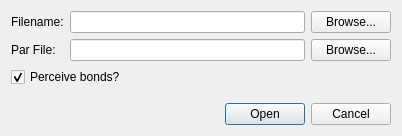
Before: the Qt Designer form libavogadro/src/extensions/fileimportdialog.ui in gladk/avogadro-debian, drawn with Qt 5.
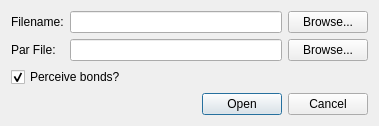
After: the same form once the commit is applied.

What changed in the file:
```diff
--- a/libavogadro/src/extensions/fileimportdialog.ui
+++ b/libavogadro/src/extensions/fileimportdialog.ui
@@ -1,12 +1,12 @@
 <ui version="4.0" >
  <class>FileImportDialog</class>
- <widget class="QDialog" name="FileImportDialog" >
-  <property name="geometry" >
+ <widget class="QDialog" name="FileImportDialog">
+  <property name="geometry">
    <rect>
     <x>0</x>
     <y>0</y>
-    <width>402</width>
-    <height>136</height>
+    <width>379</width>
+    <height>124</height>
    </rect>
   </property>
   <property name="sizePolicy" >
@@ -93,21 +93,8 @@
    <item row="4" column="0" colspan="2" >
     <layout class="QHBoxLayout" name="horizontalLayout" >
      <item>
-      <spacer name="horizontalSpacer_2" >
-       <property name="orientation" >
-        <enum>Qt::Horizontal</enum>
-       </property>
-       <property name="sizeHint" stdset="0" >
-        <size>
-         <width>40</width>
-         <height>20</height>
-        </size>
-       </property>
-      </spacer>
-     </item>
-     <item>
-      <widget class="QDialogButtonBox" name="buttonBox" >
-       <property name="standardButtons" >
+      <widget class="QDialogButtonBox" name="buttonBox">
+       <property name="standardButtons">
         <set>QDialogButtonBox::Cancel|QDialogButtonBox::Open</set>
        </property>
       </widget>
```
Left out of the diff: 67 changed lines with no effect on the pictures.
